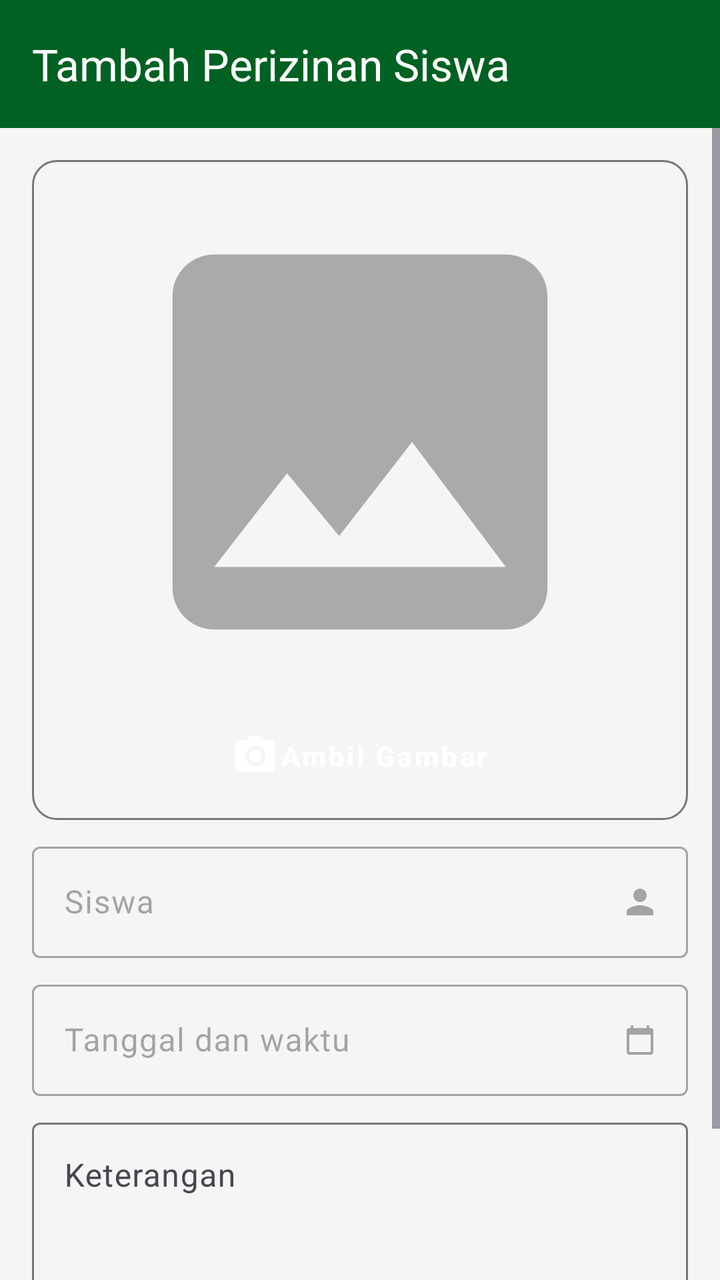
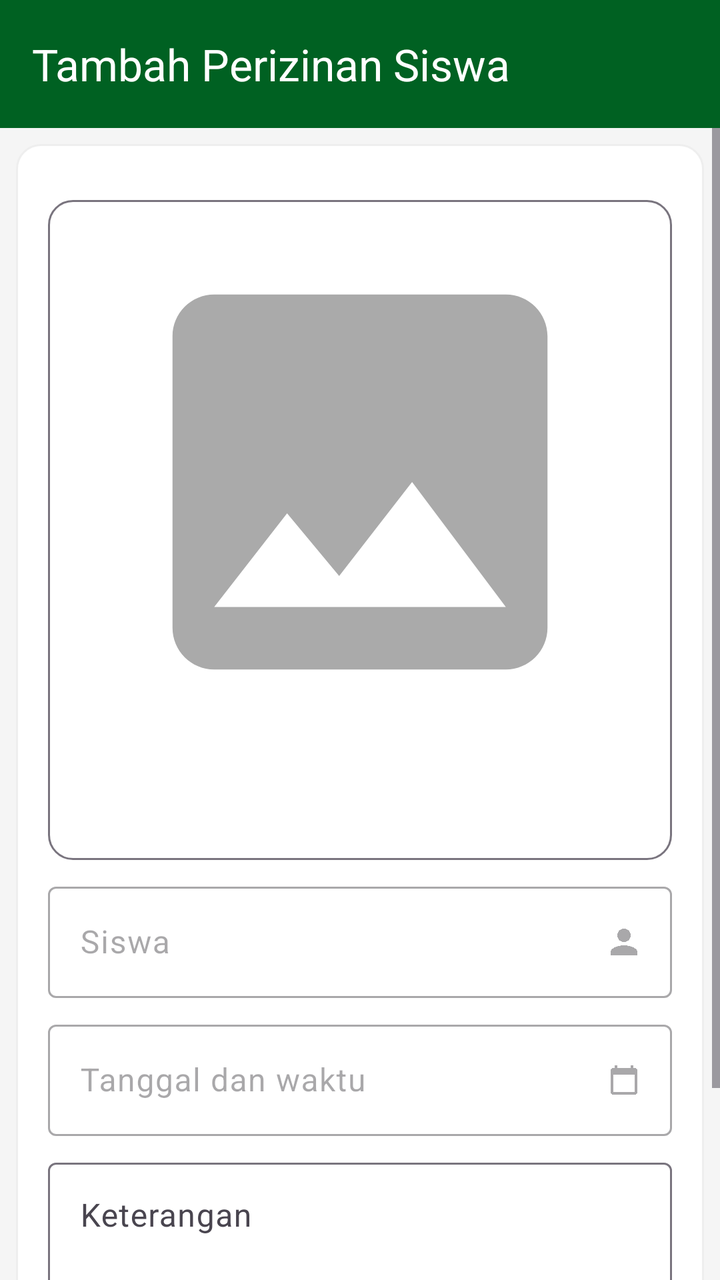

Screens rendered from an Android XML layout before and after an edit, with the pre-edit source and the edit as a unified diff.
<!-- AndroidManifest.xml: application theme Theme.OrionAPP -->
<!-- res/layout/activity_tambah_perizinan_siswa.xml -->
<?xml version="1.0" encoding="utf-8"?>
<FrameLayout xmlns:android="http://schemas.android.com/apk/res/android"
    xmlns:app="http://schemas.android.com/apk/res-auto"
    xmlns:tools="http://schemas.android.com/tools"
    android:id="@+id/main"
    android:layout_width="match_parent"
    android:layout_height="match_parent"
    android:background="@color/background"
    tools:context=".activity.TambahKeterlambatanSiswaActivity">

    <LinearLayout
        android:layout_width="match_parent"
        android:layout_height="match_parent"
        android:orientation="vertical">

        <com.google.android.material.appbar.AppBarLayout
            android:layout_width="match_parent"
            android:layout_height="?attr/actionBarSize"
            android:background="@color/primary">

            <com.google.android.material.appbar.MaterialToolbar
                android:id="@+id/toolbar"
                android:layout_width="match_parent"
                android:layout_height="match_parent"
                android:elevation="4dp"
                android:theme="@style/ThemeOverlay.Material3.ActionBar"
                app:navigationIconTint="@color/white"
                app:title="Tambah Perizinan Siswa"
                app:titleTextColor="@color/white" />
        </com.google.android.material.appbar.AppBarLayout>

        <ScrollView
            android:layout_width="match_parent"
            android:layout_height="wrap_content">

            <LinearLayout
                android:layout_width="match_parent"
                android:layout_height="wrap_content"
                android:layout_marginTop="8dp"
                android:orientation="vertical">

                <LinearLayout
                    android:layout_width="match_parent"
                    android:layout_height="wrap_content"
                    android:orientation="vertical"
                    android:paddingHorizontal="16dp">

                    <LinearLayout
                        android:layout_width="match_parent"
                        android:layout_height="wrap_content"
                        android:layout_marginTop="8dp"
                        android:background="@drawable/rounded_outline_3"
                        android:orientation="vertical"
                        android:padding="8dp">

                        <LinearLayout
                            android:layout_width="250dp"
                            android:layout_height="250dp"
                            android:layout_gravity="center_horizontal"
                            android:layout_marginTop="8dp"
                            android:gravity="center">

                            <ImageView
                                android:id="@+id/iv_gambar"
                                android:layout_width="match_parent"
                                android:layout_height="match_parent"
                                android:src="@drawable/ic_image_24"
                                android:tintMode="src_in"
                                app:tint="@android:color/darker_gray" />

                        </LinearLayout>

                        <Button
                            android:id="@+id/btn_pilih"
                            style="@style/Widget.MaterialComponents.Button"
                            android:layout_width="wrap_content"
                            android:layout_height="wrap_content"
                            android:layout_gravity="center_horizontal"
                            android:layout_marginTop="8dp"
                            android:backgroundTint="@color/primary"
                            android:drawableLeft="@drawable/ic_camera_alt_24"
                            android:drawableTint="@color/white"
                            android:paddingVertical="8dp"
                            android:text="Ambil Gambar"
                            android:textAllCaps="false"
                            android:textSize="14sp"
                            android:textStyle="bold" />

                    </LinearLayout>

                    <com.google.android.material.textfield.TextInputLayout
                        android:id="@+id/til_siswa"
                        android:layout_width="match_parent"
                        android:layout_height="wrap_content"
                        android:layout_marginTop="8dp"
                        android:enabled="false"
                        app:endIconDrawable="@drawable/ic_person_20"
                        app:endIconMode="custom">

                        <com.google.android.material.textfield.TextInputEditText
                            android:id="@+id/et_siswa"
                            android:layout_width="match_parent"
                            android:layout_height="wrap_content"
                            android:clickable="true"
                            android:enabled="false"
                            android:focusable="false"
                            android:hint="Siswa"
                            android:inputType="none" />
                    </com.google.android.material.textfield.TextInputLayout>

                    <com.google.android.material.textfield.TextInputLayout
                        android:id="@+id/til_tanggal"
                        android:layout_width="match_parent"
                        android:layout_height="wrap_content"
                        android:layout_marginTop="8dp"
                        android:enabled="false"
                        app:endIconDrawable="@drawable/ic_calendar_today_16"
                        app:endIconMode="custom">

                        <com.google.android.material.textfield.TextInputEditText
                            android:id="@+id/et_tanggal"
                            android:layout_width="match_parent"
                            android:layout_height="wrap_content"
                            android:clickable="true"
                            android:focusable="false"
                            android:hint="Tanggal dan waktu"
                            android:inputType="none" />
                    </com.google.android.material.textfield.TextInputLayout>


                    <com.google.android.material.textfield.TextInputLayout
                        android:id="@+id/til_keterangan"
                        android:layout_width="match_parent"
                        android:layout_height="wrap_content"
                        android:layout_marginTop="8dp">

                        <com.google.android.material.textfield.TextInputEditText
                            android:id="@+id/et_keterangan"
                            android:layout_width="match_parent"
                            android:layout_height="wrap_content"
                            android:gravity="top|left"
                            android:hint="Keterangan"
                            android:lines="3"
                            android:singleLine="false" />
                    </com.google.android.material.textfield.TextInputLayout>

                    <Button
                        android:id="@+id/btn_simpan"
                        style="@style/Widget.MaterialComponents.Button"
                        android:layout_width="match_parent"
                        android:layout_height="wrap_content"
                        android:layout_marginTop="24dp"
                        android:backgroundTint="@color/primary"
                        android:paddingVertical="12dp"
                        android:text="Simpan"
                        android:textAllCaps="false"
                        android:textSize="14sp"
                        android:textStyle="bold" />
                </LinearLayout>

            </LinearLayout>
        </ScrollView>
    </LinearLayout>


</FrameLayout>
<!-- resources referenced by this layout -->
<resources>
  <color name="background">#f5f5f5</color>
  <color name="primary">#006122</color>
  <color name="white">#ffffff</color>
  <!-- drawable ic_calendar_today_16 (drawable) -->
  <vector xmlns:android="http://schemas.android.com/apk/res/android" android:height="16dp" android:tint="#000000" android:viewportHeight="24" android:viewportWidth="24" android:width="16dp">
        
      <path android:fillColor="@android:color/white" android:pathData="M20,3h-1L19,1h-2v2L7,3L7,1L5,1v2L4,3c-1.1,0 -2,0.9 -2,2v16c0,1.1 0.9,2 2,2h16c1.1,0 2,-0.9 2,-2L22,5c0,-1.1 -0.9,-2 -2,-2zM20,21L4,21L4,8h16v13z"/>
      
  </vector>
  <!-- drawable ic_image_24 (drawable) -->
  <vector xmlns:android="http://schemas.android.com/apk/res/android" android:height="24dp" android:tint="#000000" android:viewportHeight="24" android:viewportWidth="24" android:width="24dp">
        
      <path android:fillColor="@android:color/white" android:pathData="M21,19V5c0,-1.1 -0.9,-2 -2,-2H5c-1.1,0 -2,0.9 -2,2v14c0,1.1 0.9,2 2,2h14c1.1,0 2,-0.9 2,-2zM8.5,13.5l2.5,3.01L14.5,12l4.5,6H5l3.5,-4.5z"/>
      
  </vector>
  <!-- drawable ic_person_20 (drawable) -->
  <vector xmlns:android="http://schemas.android.com/apk/res/android" android:height="20dp" android:tint="#000000" android:viewportHeight="24" android:viewportWidth="24" android:width="20dp">
        
      <path android:fillColor="@android:color/white" android:pathData="M12,12c2.21,0 4,-1.79 4,-4s-1.79,-4 -4,-4 -4,1.79 -4,4 1.79,4 4,4zM12,14c-2.67,0 -8,1.34 -8,4v2h16v-2c0,-2.66 -5.33,-4 -8,-4z"/>
      
  </vector>
  <!-- drawable rounded_outline_3 (drawable) -->
  <?xml version="1.0" encoding="utf-8"?>
  <shape xmlns:android="http://schemas.android.com/apk/res/android"
      android:shape="rectangle">
  
      
      <corners android:radius="12dp" />
  
      
      <stroke
          android:width="1dp"
          android:color="?attr/colorOutline" />
  
  
  </shape>
  <color name="text">#1E1E1E</color>
  <style name="OrionButton" parent="Widget.Material3.Button">
          <item name="android:backgroundTint">@color/primary</item>
          <item name="android:textColor">@color/white</item>
          <item name="android:layout_marginHorizontal">4px</item>
          <item name="android:buttonCornerRadius" tools:targetApi="p">12dp</item>
      </style>
  <style name="OrionTextTitle" parent="Widget.Material3.TextInputLayout.OutlinedBox">
          <item name="boxStrokeColor">@color/primary</item>
          <item name="hintTextColor">@color/primary</item>
          <item name="boxBackgroundMode">outline</item>
      </style>
  <color name="highlight_primary">#C0006122</color>
  <color name="error">#D00000</color>
  <style name="SearchViewStyle.White" parent="Widget.AppCompat.SearchView">
          
          <item name="searchHintIcon">@drawable/ic_search_24</item>
          <item name="cursorColor">@color/white</item>
          <item name="submitBackground">@android:color/white</item>
          <item name="android:textColorHint">@color/white</item>
          <item name="android:textColor">@color/white</item>
          <item name="android:iconTint">@android:color/white</item>
          <item name="android:buttonTint">@android:color/white</item>
      </style>
  <!-- drawable ic_search_24 (drawable) -->
  <vector xmlns:android="http://schemas.android.com/apk/res/android" android:height="24dp" android:tint="#000000" android:viewportHeight="24" android:viewportWidth="24" android:width="24dp">
        
      <path android:fillColor="@android:color/white" android:pathData="M15.5,14h-0.79l-0.28,-0.27C15.41,12.59 16,11.11 16,9.5 16,5.91 13.09,3 9.5,3S3,5.91 3,9.5 5.91,16 9.5,16c1.61,0 3.09,-0.59 4.23,-1.57l0.27,0.28v0.79l5,4.99L20.49,19l-4.99,-5zM9.5,14C7.01,14 5,11.99 5,9.5S7.01,5 9.5,5 14,7.01 14,9.5 11.99,14 9.5,14z"/>
      
  </vector>
  <!-- unchanged entries left out for length: 2 -->
</resources>

<!-- the commit's change to res/layout/activity_tambah_perizinan_siswa.xml (unified diff, before → after) -->
@@ -27,6 +27,7 @@
                 app:navigationIconTint="@color/white"
                 app:title="Tambah Perizinan Siswa"
                 app:titleTextColor="@color/white" />
+
         </com.google.android.material.appbar.AppBarLayout>
 
         <ScrollView
@@ -36,131 +37,149 @@
             <LinearLayout
                 android:layout_width="match_parent"
                 android:layout_height="wrap_content"
-                android:layout_marginTop="8dp"
                 android:orientation="vertical">
 
                 <LinearLayout
                     android:layout_width="match_parent"
                     android:layout_height="wrap_content"
-                    android:orientation="vertical"
-                    android:paddingHorizontal="16dp">
+                    android:layout_marginHorizontal="8dp"
+                    android:layout_marginVertical="8dp"
+                    android:background="@drawable/rounded_outline"
+                    android:orientation="vertical">
 
                     <LinearLayout
                         android:layout_width="match_parent"
                         android:layout_height="wrap_content"
-                        android:layout_marginTop="8dp"
-                        android:background="@drawable/rounded_outline_3"
+                        android:layout_marginVertical="4dp"
                         android:orientation="vertical"
-                        android:padding="8dp">
+                        android:padding="16dp">
 
                         <LinearLayout
-                            android:layout_width="250dp"
-                            android:layout_height="250dp"
-                            android:layout_gravity="center_horizontal"
-                            android:layout_marginTop="8dp"
-                            android:gravity="center">
+                            android:layout_width="match_parent"
+                            android:layout_height="wrap_content"
+                            android:layout_marginBottom="4dp"
+                            android:orientation="vertical">
 
-                            <ImageView
-                                android:id="@+id/iv_gambar"
+                            <LinearLayout
                                 android:layout_width="match_parent"
-                                android:layout_height="match_parent"
-                                android:src="@drawable/ic_image_24"
-                                android:tintMode="src_in"
-                                app:tint="@android:color/darker_gray" />
+                                android:layout_height="wrap_content"
+                                android:layout_marginTop="8dp"
+                                android:background="@drawable/rounded_outline_3"
+                                android:orientation="vertical"
+                                android:padding="8dp">
+
+                                <LinearLayout
+                                    android:layout_width="250dp"
+                                    android:layout_height="250dp"
+                                    android:layout_gravity="center_horizontal"
+                                    android:layout_marginTop="8dp"
+                                    android:gravity="center">
+
+                                    <ImageView
+                                        android:id="@+id/iv_gambar"
+                                        android:layout_width="match_parent"
+                                        android:layout_height="match_parent"
+                                        android:src="@drawable/ic_image_24"
+                                        android:tintMode="src_in"
+                                        app:tint="@android:color/darker_gray" />
+
+                                </LinearLayout>
+
+                                <Button
+                                    android:id="@+id/btn_pilih"
+                                    style="@style/Widget.MaterialComponents.Button"
+                                    android:layout_width="wrap_content"
+                                    android:layout_height="wrap_content"
+                                    android:layout_gravity="center_horizontal"
+                                    android:layout_marginTop="8dp"
+                                    android:backgroundTint="@color/primary"
+                                    android:drawableLeft="@drawable/ic_camera_alt_24"
+                                    android:drawableTint="@color/white"
+                                    android:paddingVertical="8dp"
+                                    android:text="Ambil Gambar"
+                                    android:textAllCaps="false"
+                                    android:textSize="14sp"
+                                    android:textStyle="bold" />
+
+                            </LinearLayout>
+
+                            <com.google.android.material.textfield.TextInputLayout
+                                android:id="@+id/til_siswa"
+                                android:layout_width="match_parent"
+                                android:layout_height="wrap_content"
+                                android:layout_marginTop="8dp"
+                                android:enabled="false"
+                                app:endIconDrawable="@drawable/ic_person_20"
+                                app:endIconMode="custom">
+
+                                <com.google.android.material.textfield.TextInputEditText
+                                    android:id="@+id/et_siswa"
+                                    android:layout_width="match_parent"
+                                    android:layout_height="wrap_content"
+                                    android:clickable="true"
+                                    android:enabled="false"
+                                    android:focusable="false"
+                                    android:hint="Siswa"
+                                    android:inputType="none" />
+                            </com.google.android.material.textfield.TextInputLayout>
+
+                            <com.google.android.material.textfield.TextInputLayout
+                                android:id="@+id/til_tanggal"
+                                android:layout_width="match_parent"
+                                android:layout_height="wrap_content"
+                                android:layout_marginTop="8dp"
+                                android:enabled="false"
+                                app:endIconDrawable="@drawable/ic_calendar_today_16"
+                                app:endIconMode="custom">
+
+                                <com.google.android.material.textfield.TextInputEditText
+                                    android:id="@+id/et_tanggal"
+                                    android:layout_width="match_parent"
+                                    android:layout_height="wrap_content"
+                                    android:clickable="true"
+                                    android:focusable="false"
+                                    android:hint="Tanggal dan waktu"
+                                    android:inputType="none" />
+                            </com.google.android.material.textfield.TextInputLayout>
+
+                            <com.google.android.material.textfield.TextInputLayout
+                                android:id="@+id/til_keterangan"
+                                android:layout_width="match_parent"
+                                android:layout_height="wrap_content"
+                                android:layout_marginTop="8dp">
+
+                                <com.google.android.material.textfield.TextInputEditText
+                                    android:id="@+id/et_keterangan"
+                                    android:layout_width="match_parent"
+                                    android:layout_height="wrap_content"
+                                    android:gravity="top|left"
+                                    android:hint="Keterangan"
+                                    android:lines="3"
+                                    android:singleLine="false" />
+                            </com.google.android.material.textfield.TextInputLayout>
 
                         </LinearLayout>
 
-                        <Button
-                            android:id="@+id/btn_pilih"
-                            style="@style/Widget.MaterialComponents.Button"
-                            android:layout_width="wrap_content"
-                            android:layout_height="wrap_content"
-                            android:layout_gravity="center_horizontal"
-                            android:layout_marginTop="8dp"
-                            android:backgroundTint="@color/primary"
-                            android:drawableLeft="@drawable/ic_camera_alt_24"
-                            android:drawableTint="@color/white"
-                            android:paddingVertical="8dp"
-                            android:text="Ambil Gambar"
-                            android:textAllCaps="false"
-                            android:textSize="14sp"
-                            android:textStyle="bold" />
-
                     </LinearLayout>
 
-                    <com.google.android.material.textfield.TextInputLayout
-                        android:id="@+id/til_siswa"
-                        android:layout_width="match_parent"
-                        android:layout_height="wrap_content"
-                        android:layout_marginTop="8dp"
-                        android:enabled="false"
-                        app:endIconDrawable="@drawable/ic_person_20"
-                        app:endIconMode="custom">
+                </LinearLayout>
 
-                        <com.google.android.material.textfield.TextInputEditText
-                            android:id="@+id/et_siswa"
-                            android:layout_width="match_parent"
-                            android:layout_height="wrap_content"
-                            android:clickable="true"
-                            android:enabled="false"
-                            android:focusable="false"
-                            android:hint="Siswa"
-                            android:inputType="none" />
-                    </com.google.android.material.textfield.TextInputLayout>
-
-                    <com.google.android.material.textfield.TextInputLayout
-                        android:id="@+id/til_tanggal"
-                        android:layout_width="match_parent"
-                        android:layout_height="wrap_content"
-                        android:layout_marginTop="8dp"
-                        android:enabled="false"
-                        app:endIconDrawable="@drawable/ic_calendar_today_16"
-                        app:endIconMode="custom">
-
-                        <com.google.android.material.textfield.TextInputEditText
-                            android:id="@+id/et_tanggal"
-                            android:layout_width="match_parent"
-                            android:layout_height="wrap_content"
-                            android:clickable="true"
-                            android:focusable="false"
-                            android:hint="Tanggal dan waktu"
-                            android:inputType="none" />
-                    </com.google.android.material.textfield.TextInputLayout>
-
-
-                    <com.google.android.material.textfield.TextInputLayout
-                        android:id="@+id/til_keterangan"
-                        android:layout_width="match_parent"
-                        android:layout_height="wrap_content"
-                        android:layout_marginTop="8dp">
-
-                        <com.google.android.material.textfield.TextInputEditText
-                            android:id="@+id/et_keterangan"
-                            android:layout_width="match_parent"
-                            android:layout_height="wrap_content"
-                            android:gravity="top|left"
-                            android:hint="Keterangan"
-                            android:lines="3"
-                            android:singleLine="false" />
-                    </com.google.android.material.textfield.TextInputLayout>
-
-                    <Button
-                        android:id="@+id/btn_simpan"
-                        style="@style/Widget.MaterialComponents.Button"
-                        android:layout_width="match_parent"
-                        android:layout_height="wrap_content"
-                        android:layout_marginTop="24dp"
-                        android:backgroundTint="@color/primary"
-                        android:paddingVertical="12dp"
-                        android:text="Simpan"
-                        android:textAllCaps="false"
-                        android:textSize="14sp"
-                        android:textStyle="bold" />
-                </LinearLayout>
+                <Button
+                    android:id="@+id/btn_simpan"
+                    style="@style/Widget.MaterialComponents.Button"
+                    android:layout_width="match_parent"
+                    android:layout_height="wrap_content"
+                    android:layout_marginHorizontal="16dp"
+                    android:backgroundTint="@color/primary"
+                    android:paddingVertical="12dp"
+                    android:text="Simpan"
+                    android:textAllCaps="false"
+                    android:textSize="14sp"
+                    android:textStyle="bold" />
 
             </LinearLayout>
         </ScrollView>
+
     </LinearLayout>
 
-
 </FrameLayout>
<!-- resource entries referenced after the edit -->
@@ -21,6 +21,14 @@
       <path android:fillColor="@android:color/white" android:pathData="M12,12c2.21,0 4,-1.79 4,-4s-1.79,-4 -4,-4 -4,1.79 -4,4 1.79,4 4,4zM12,14c-2.67,0 -8,1.34 -8,4v2h16v-2c0,-2.66 -5.33,-4 -8,-4z"/>
       
   </vector>
+  <!-- drawable rounded_outline (drawable) -->
+  <?xml version="1.0" encoding="utf-8"?>
+  <shape xmlns:android="http://schemas.android.com/apk/res/android">
+      <corners android:radius="12dp"/>
+      <stroke android:color="#eee" android:width="1dp"/>
+      <solid android:color="@color/white"/>
+  
+  </shape>
   <!-- drawable rounded_outline_3 (drawable) -->
   <?xml version="1.0" encoding="utf-8"?>
   <shape xmlns:android="http://schemas.android.com/apk/res/android"
